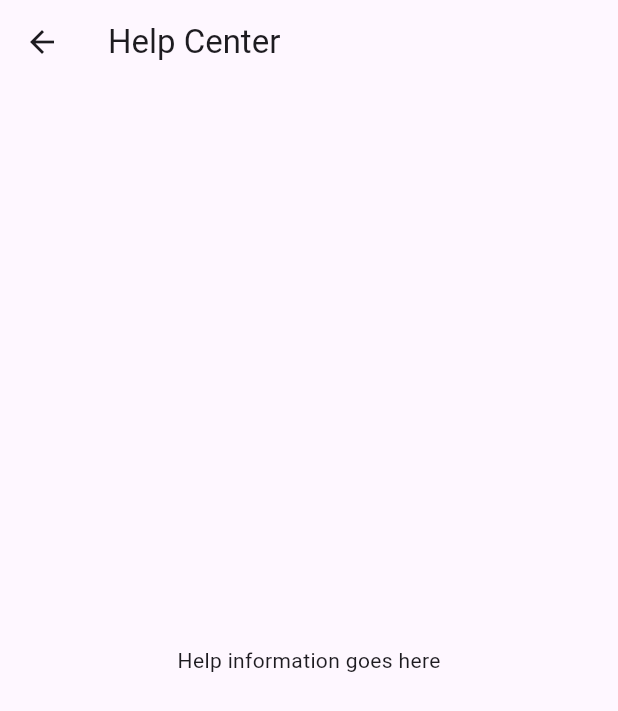
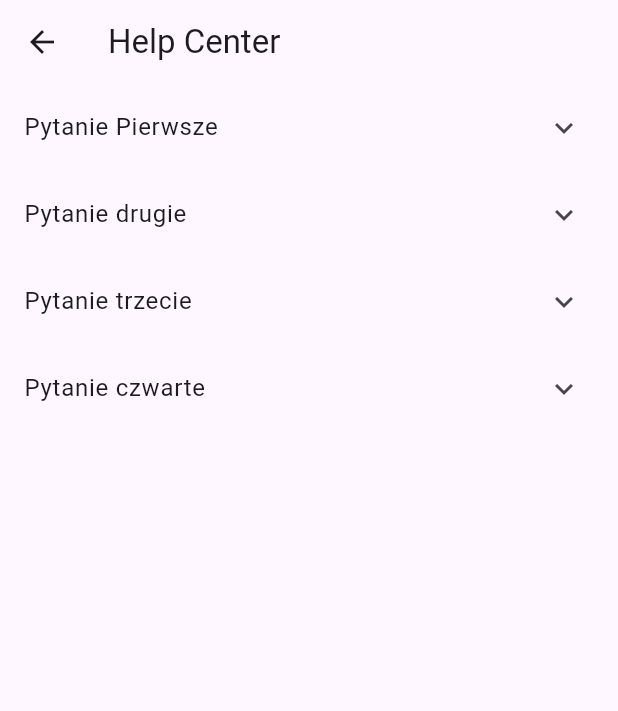
Before and after one commit to wpaczesniak/cargador, a Flutter app: the HelpCenter screen opened directly, on a phone screen of 412 x 824 dp. Shown: the top 711 px of the screen. Run offline on Flutter 3.47's test engine with Material 3 defaults, Android fonts, the phone set to English and light mode, and no system bars.

Commit message:
help center

```diff
--- a/lib/pages/help_center.dart
+++ b/lib/pages/help_center.dart
@@ -7,7 +7,26 @@ class HelpCenter extends StatelessWidget {
   Widget build(BuildContext context) {
     return Scaffold(
       appBar: AppBar(title: const Text('Help Center')),
-      body: const Center(child: Text('Help information goes here')),
+      body: Column(
+        children: <Widget>[
+        const ExpansionTile(
+          title: Text('Pytanie Pierwsze'),
+          children: <Widget>[ListTile(title: Text('This is tile number 1'))],
+        ),
+                const ExpansionTile(
+          title: Text('Pytanie drugie'),
+          children: <Widget>[ListTile(title: Text('This is tile number 1'))],
+        ),
+                const ExpansionTile(
+          title: Text('Pytanie trzecie'),
+          children: <Widget>[ListTile(title: Text('This is tile number 1'))],
+        ),
+                const ExpansionTile(
+          title: Text('Pytanie czwarte'),
+          children: <Widget>[ListTile(title: Text('This is tile number 1'))],
+        ),
+        ],
+      )
     );
   }
 }
```
